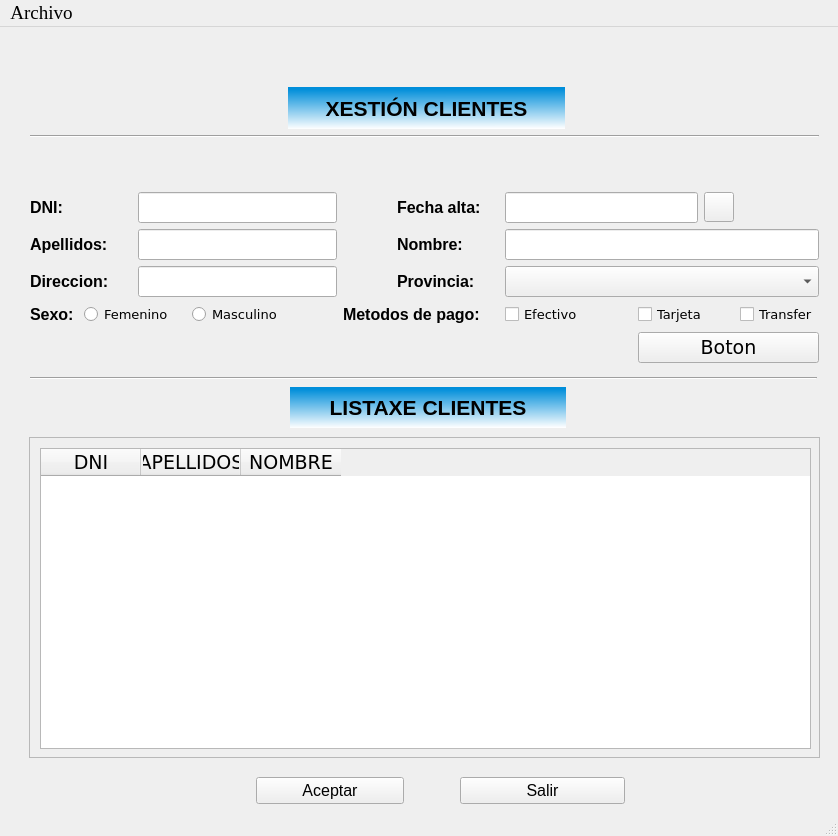
First picture: the form in ventana.ui, repository IagoBoente/ventanaQT_2, before the edit.
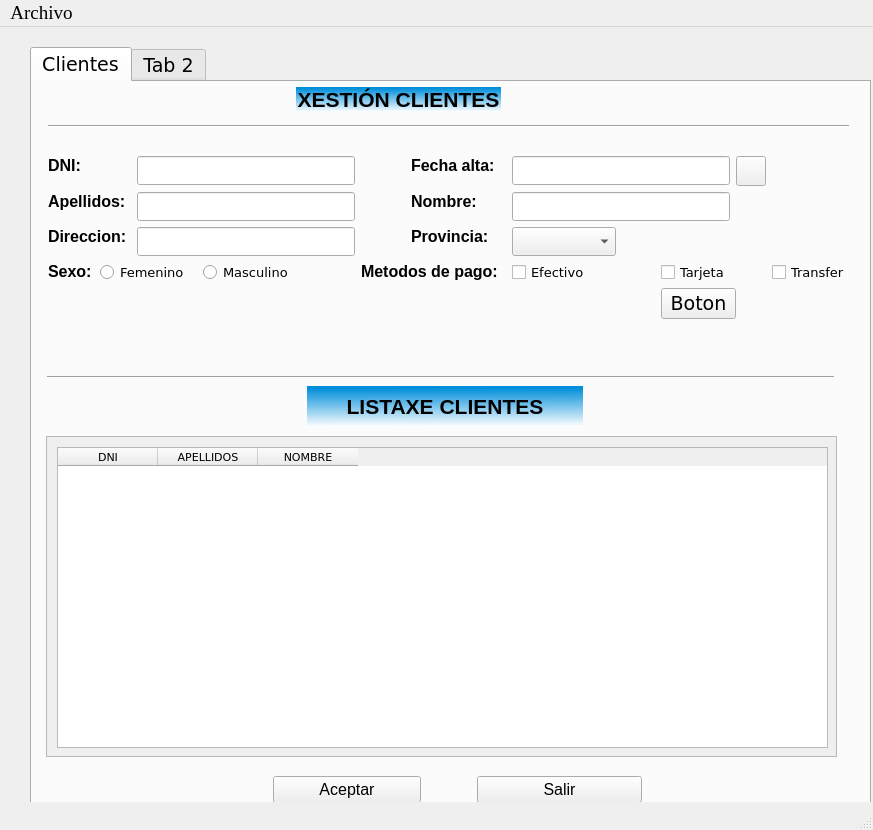
Second picture: the form after the edit. Icons and pictures are not drawn.

What changed in the file:
```diff
--- a/ventana.ui
+++ b/ventana.ui
@@ -6,8 +6,8 @@
    <rect>
     <x>0</x>
     <y>0</y>
-    <width>838</width>
-    <height>836</height>
+    <width>873</width>
+    <height>830</height>
    </rect>
   </property>
   <property name="sizePolicy">
@@ -38,134 +38,31 @@
    <property name="focusPolicy">
     <enum>Qt::NoFocus</enum>
    </property>
-   <widget class="QWidget" name="layoutWidget">
+   <widget class="QTabWidget" name="tabWidget">
     <property name="geometry">
      <rect>
       <x>30</x>
-      <y>60</y>
-      <width>789</width>
-      <height>276</height>
+      <y>20</y>
+      <width>841</width>
+      <height>761</height>
      </rect>
     </property>
-    <layout class="QGridLayout" name="gridLayout">
-     <item row="5" column="8" colspan="5">
-      <widget class="QLineEdit" name="ltNombre"/>
-     </item>
-     <item row="5" column="0" colspan="2">
-      <widget class="QLabel" name="lblApellidos">
-       <property name="font">
-        <font>
-         <family>Tahoma</family>
-         <pointsize>12</pointsize>
-         <weight>75</weight>
-         <bold>true</bold>
-        </font>
-       </property>
-       <property name="text">
-        <string>Apellidos:</string>
-       </property>
-      </widget>
-     </item>
-     <item row="6" column="8" colspan="5">
-      <widget class="QComboBox" name="cbProvincia"/>
-     </item>
-     <item row="6" column="0" colspan="2">
-      <widget class="QLabel" name="lblDireccion">
-       <property name="font">
-        <font>
-         <family>Tahoma</family>
-         <pointsize>12</pointsize>
-         <weight>75</weight>
-         <bold>true</bold>
-        </font>
-       </property>
-       <property name="text">
-        <string>Direccion:</string>
-       </property>
-      </widget>
-     </item>
-     <item row="3" column="8" colspan="3">
-      <widget class="QLineEdit" name="ltCalendar">
-       <property name="text">
-        <string/>
-       </property>
-      </widget>
-     </item>
-     <item row="3" column="6" colspan="2">
-      <widget class="QLabel" name="lblNombre_3">
-       <property name="font">
-        <font>
-         <family>Tahoma</family>
-         <pointsize>12</pointsize>
-         <weight>75</weight>
-         <bold>true</bold>
-        </font>
-       </property>
-       <property name="text">
-        <string>Fecha alta:</string>
-       </property>
-      </widget>
-     </item>
-     <item row="0" column="9" colspan="4">
-      <widget class="QLabel" name="lblSaludo">
-       <property name="font">
-        <font>
-         <family>Tahoma</family>
-         <pointsize>12</pointsize>
-        </font>
-       </property>
-       <property name="text">
-        <string/>
-       </property>
-       <property name="alignment">
-        <set>Qt::AlignLeading|Qt::AlignLeft|Qt::AlignVCenter</set>
-       </property>
-      </widget>
-     </item>
-     <item row="7" column="1" colspan="2">
-      <widget class="QRadioButton" name="rbtFemenino">
-       <property name="font">
-        <font>
-         <pointsize>10</pointsize>
-        </font>
-       </property>
-       <property name="text">
-        <string>Femenino</string>
-       </property>
-      </widget>
-     </item>
-     <item row="7" column="0">
-      <widget class="QLabel" name="lblSexo">
-       <property name="font">
-        <font>
-         <family>Tahoma</family>
-         <pointsize>12</pointsize>
-         <weight>75</weight>
-         <bold>true</bold>
-        </font>
-       </property>
-       <property name="text">
-        <string>Sexo:</string>
-       </property>
-      </widget>
-     </item>
-     <item row="3" column="0">
-      <widget class="QLabel" name="lblDNI">
-       <property name="font">
-        <font>
-         <family>Tahoma</family>
-         <pointsize>12</pointsize>
-         <weight>75</weight>
-         <bold>true</bold>
-        </font>
-       </property>
-       <property name="text">
-        <string>DNI:</string>
-       </property>
-      </widget>
-     </item>
-     <item row="7" column="3">
+    <property name="currentIndex">
+     <number>0</number>
+    </property>
+    <widget class="QWidget" name="tab_5">
+     <attribute name="title">
+      <string>Clientes</string>
+     </attribute>
       <widget class="QRadioButton" name="rbtMasculino">
+      <property name="geometry">
+       <rect>
+        <x>171</x>
+        <y>180</y>
+        <width>87</width>
+        <height>20</height>
+       </rect>
+      </property>
        <property name="font">
         <font>
          <pointsize>10</pointsize>
@@ -175,12 +72,15 @@
         <string>Masculino</string>
        </property>
       </widget>
-     </item>
-     <item row="6" column="2" colspan="3">
-      <widget class="QLineEdit" name="ltDireccion"/>
-     </item>
-     <item row="6" column="6" colspan="2">
-      <widget class="QLabel" name="lblNombre_2">
+     <widget class="QLabel" name="lblSexo">
+      <property name="geometry">
+       <rect>
+        <x>16</x>
+        <y>180</y>
+        <width>46</width>
+        <height>19</height>
+       </rect>
+      </property>
        <property name="font">
         <font>
          <family>Tahoma</family>
@@ -190,15 +90,103 @@
         </font>
        </property>
        <property name="text">
-        <string>Provincia:</string>
-       </property>
-      </widget>
-     </item>
-     <item row="5" column="2" colspan="3">
-      <widget class="QLineEdit" name="ltApellidos"/>
-     </item>
-     <item row="3" column="11">
+       <string>Sexo:</string>
+      </property>
+     </widget>
+     <widget class="QLabel" name="lblSaludo">
+      <property name="geometry">
+       <rect>
+        <x>485</x>
+        <y>4</y>
+        <width>231</width>
+        <height>19</height>
+       </rect>
+      </property>
+      <property name="font">
+       <font>
+        <family>Tahoma</family>
+        <pointsize>12</pointsize>
+       </font>
+      </property>
+      <property name="text">
+       <string/>
+      </property>
+      <property name="alignment">
+       <set>Qt::AlignLeading|Qt::AlignLeft|Qt::AlignVCenter</set>
+      </property>
+     </widget>
+     <widget class="QLineEdit" name="ltApellidos">
+      <property name="geometry">
+       <rect>
+        <x>105</x>
+        <y>110</y>
+        <width>218</width>
+        <height>29</height>
+       </rect>
+      </property>
+     </widget>
+     <widget class="Line" name="line">
+      <property name="geometry">
+       <rect>
+        <x>16</x>
+        <y>36</y>
+        <width>801</width>
+        <height>16</height>
+       </rect>
+      </property>
+      <property name="orientation">
+       <enum>Qt::Horizontal</enum>
+      </property>
+     </widget>
+     <widget class="QLabel" name="lblTitulo_2">
+      <property name="geometry">
+       <rect>
+        <x>275</x>
+        <y>304</y>
+        <width>276</width>
+        <height>41</height>
+       </rect>
+      </property>
+      <property name="font">
+       <font>
+        <family>Tahoma</family>
+        <pointsize>16</pointsize>
+        <weight>75</weight>
+        <bold>true</bold>
+       </font>
+      </property>
+      <property name="styleSheet">
+       <string notr="true">background-color: qlineargradient(spread:pad, x1:0.483, y1:0.0454545, x2:0.494, y2:1, stop:0 rgba(0, 142, 218, 255), stop:1 rgba(255, 255, 255, 255));</string>
+      </property>
+      <property name="text">
+       <string>LISTAXE CLIENTES</string>
+      </property>
+      <property name="alignment">
+       <set>Qt::AlignCenter</set>
+      </property>
+     </widget>
+     <widget class="QLineEdit" name="ltCalendar">
+      <property name="geometry">
+       <rect>
+        <x>480</x>
+        <y>74</y>
+        <width>218</width>
+        <height>29</height>
+       </rect>
+      </property>
+      <property name="text">
+       <string/>
+      </property>
+     </widget>
       <widget class="QPushButton" name="btnCalendar">
+      <property name="geometry">
+       <rect>
+        <x>704</x>
+        <y>74</y>
+        <width>30</width>
+        <height>30</height>
+       </rect>
+      </property>
        <property name="maximumSize">
         <size>
          <width>30</width>
@@ -219,55 +207,15 @@
         </size>
        </property>
       </widget>
-     </item>
-     <item row="7" column="8" colspan="2">
-      <widget class="QCheckBox" name="chkEfectivo">
-       <property name="font">
-        <font>
-         <pointsize>10</pointsize>
-        </font>
-       </property>
-       <property name="text">
-        <string>Efectivo</string>
-       </property>
-      </widget>
-     </item>
-     <item row="5" column="6" colspan="2">
-      <widget class="QLabel" name="lblNombre">
-       <property name="font">
-        <font>
-         <family>Tahoma</family>
-         <pointsize>12</pointsize>
-         <weight>75</weight>
-         <bold>true</bold>
-        </font>
-       </property>
-       <property name="text">
-        <string>Nombre:</string>
-       </property>
-      </widget>
-     </item>
-     <item row="7" column="10" colspan="2">
-      <widget class="QCheckBox" name="chkTarjeta">
-       <property name="font">
-        <font>
-         <pointsize>10</pointsize>
-        </font>
-       </property>
-       <property name="text">
-        <string>Tarjeta</string>
-       </property>
-      </widget>
-     </item>
-     <item row="8" column="10" colspan="3">
-      <widget class="QPushButton" name="btnAceptar">
-       <property name="text">
-        <string>Boton</string>
-       </property>
-      </widget>
-     </item>
-     <item row="7" column="5" colspan="3">
-      <widget class="QLabel" name="lblSexo_2">
+     <widget class="QLabel" name="lblMetodos">
+      <property name="geometry">
+       <rect>
+        <x>329</x>
+        <y>180</y>
+        <width>145</width>
+        <height>19</height>
+       </rect>
+      </property>
        <property name="font">
         <font>
          <family>Tahoma</family>
@@ -280,56 +228,15 @@
         <string>Metodos de pago:</string>
        </property>
       </widget>
-     </item>
-     <item row="3" column="2" colspan="3">
-      <widget class="QLineEdit" name="ltDNI">
-       <property name="tabletTracking">
-        <bool>false</bool>
-       </property>
-      </widget>
-     </item>
-     <item row="7" column="12">
-      <widget class="QCheckBox" name="chkTransfer">
-       <property name="font">
-        <font>
-         <pointsize>10</pointsize>
-        </font>
-       </property>
-       <property name="text">
-        <string>Transfer</string>
-       </property>
-      </widget>
-     </item>
-     <item row="0" column="4" colspan="5">
-      <widget class="QLabel" name="lblTitulo">
-       <property name="font">
-        <font>
-         <family>Tahoma</family>
-         <pointsize>16</pointsize>
-         <weight>75</weight>
-         <bold>true</bold>
-        </font>
-       </property>
-       <property name="styleSheet">
-        <string notr="true">background-color: qlineargradient(spread:pad, x1:0.483, y1:0.0454545, x2:0.494, y2:1, stop:0 rgba(0, 142, 218, 255), stop:1 rgba(255, 255, 255, 255));</string>
-       </property>
-       <property name="text">
-        <string>XESTIÓN CLIENTES</string>
-       </property>
-       <property name="alignment">
-        <set>Qt::AlignCenter</set>
-       </property>
-      </widget>
-     </item>
-     <item row="1" column="0" colspan="13">
-      <widget class="Line" name="line">
-       <property name="orientation">
-        <enum>Qt::Horizontal</enum>
-       </property>
-      </widget>
-     </item>
-     <item row="2" column="5" colspan="3">
       <widget class="QLabel" name="lblValido">
+      <property name="geometry">
+       <rect>
+        <x>335</x>
+        <y>74</y>
+        <width>16</width>
+        <height>23</height>
+       </rect>
+      </property>
        <property name="font">
         <font>
          <weight>75</weight>
@@ -344,14 +251,262 @@
         <enum>Qt::AutoText</enum>
        </property>
       </widget>
-     </item>
-    </layout>
+     <widget class="QLabel" name="lblDNI">
+      <property name="geometry">
+       <rect>
+        <x>16</x>
+        <y>74</y>
+        <width>37</width>
+        <height>19</height>
+       </rect>
+      </property>
+      <property name="font">
+       <font>
+        <family>Tahoma</family>
+        <pointsize>12</pointsize>
+        <weight>75</weight>
+        <bold>true</bold>
+       </font>
+      </property>
+      <property name="text">
+       <string>DNI:</string>
+      </property>
+     </widget>
+     <widget class="QLabel" name="lblProvincia">
+      <property name="geometry">
+       <rect>
+        <x>379</x>
+        <y>145</y>
+        <width>81</width>
+        <height>19</height>
+       </rect>
+      </property>
+      <property name="font">
+       <font>
+        <family>Tahoma</family>
+        <pointsize>12</pointsize>
+        <weight>75</weight>
+        <bold>true</bold>
+       </font>
+      </property>
+      <property name="text">
+       <string>Provincia:</string>
+      </property>
+     </widget>
+     <widget class="QRadioButton" name="rbtFemenino">
+      <property name="geometry">
+       <rect>
+        <x>68</x>
+        <y>180</y>
+        <width>85</width>
+        <height>20</height>
+       </rect>
+      </property>
+      <property name="font">
+       <font>
+        <pointsize>10</pointsize>
+       </font>
+      </property>
+      <property name="text">
+       <string>Femenino</string>
+      </property>
+     </widget>
+     <widget class="QLabel" name="lblTitulo">
+      <property name="geometry">
+       <rect>
+        <x>264</x>
+        <y>5</y>
+        <width>205</width>
+        <height>25</height>
+       </rect>
+      </property>
+      <property name="font">
+       <font>
+        <family>Tahoma</family>
+        <pointsize>16</pointsize>
+        <weight>75</weight>
+        <bold>true</bold>
+       </font>
+      </property>
+      <property name="styleSheet">
+       <string notr="true">background-color: qlineargradient(spread:pad, x1:0.483, y1:0.0454545, x2:0.494, y2:1, stop:0 rgba(0, 142, 218, 255), stop:1 rgba(255, 255, 255, 255));</string>
+      </property>
+      <property name="text">
+       <string>XESTIÓN CLIENTES</string>
+      </property>
+      <property name="alignment">
+       <set>Qt::AlignCenter</set>
+      </property>
+     </widget>
+     <widget class="QLabel" name="lblFecha">
+      <property name="geometry">
+       <rect>
+        <x>379</x>
+        <y>74</y>
+        <width>90</width>
+        <height>19</height>
+       </rect>
+      </property>
+      <property name="font">
+       <font>
+        <family>Tahoma</family>
+        <pointsize>12</pointsize>
+        <weight>75</weight>
+        <bold>true</bold>
+       </font>
+      </property>
+      <property name="text">
+       <string>Fecha alta:</string>
+      </property>
+     </widget>
+     <widget class="QLabel" name="lblApellidos">
+      <property name="geometry">
+       <rect>
+        <x>16</x>
+        <y>110</y>
+        <width>81</width>
+        <height>19</height>
+       </rect>
+      </property>
+      <property name="font">
+       <font>
+        <family>Tahoma</family>
+        <pointsize>12</pointsize>
+        <weight>75</weight>
+        <bold>true</bold>
+       </font>
+      </property>
+      <property name="text">
+       <string>Apellidos:</string>
+      </property>
+     </widget>
+     <widget class="QLabel" name="lblNombre">
+      <property name="geometry">
+       <rect>
+        <x>379</x>
+        <y>110</y>
+        <width>70</width>
+        <height>19</height>
+       </rect>
+      </property>
+      <property name="font">
+       <font>
+        <family>Tahoma</family>
+        <pointsize>12</pointsize>
+        <weight>75</weight>
+        <bold>true</bold>
+       </font>
+      </property>
+      <property name="text">
+       <string>Nombre:</string>
+      </property>
+     </widget>
+     <widget class="QPushButton" name="btnSalir">
+      <property name="geometry">
+       <rect>
+        <x>445</x>
+        <y>694</y>
+        <width>165</width>
+        <height>27</height>
+       </rect>
+      </property>
+      <property name="font">
+       <font>
+        <family>Tahoma</family>
+        <pointsize>12</pointsize>
+       </font>
+      </property>
+      <property name="text">
+       <string>Salir</string>
+      </property>
+     </widget>
+     <widget class="QComboBox" name="cbProvincia">
+      <property name="geometry">
+       <rect>
+        <x>480</x>
+        <y>145</y>
+        <width>104</width>
+        <height>29</height>
+       </rect>
+      </property>
+     </widget>
+     <widget class="Line" name="line_2">
+      <property name="geometry">
+       <rect>
+        <x>15</x>
+        <y>294</y>
+        <width>787</width>
+        <height>3</height>
+       </rect>
+      </property>
+      <property name="orientation">
+       <enum>Qt::Horizontal</enum>
+      </property>
+     </widget>
+     <widget class="QLabel" name="lblDireccion">
+      <property name="geometry">
+       <rect>
+        <x>16</x>
+        <y>145</y>
+        <width>81</width>
+        <height>19</height>
+       </rect>
+      </property>
+      <property name="font">
+       <font>
+        <family>Tahoma</family>
+        <pointsize>12</pointsize>
+        <weight>75</weight>
+        <bold>true</bold>
+       </font>
+      </property>
+      <property name="text">
+       <string>Direccion:</string>
+      </property>
+     </widget>
+     <widget class="QLineEdit" name="ltNombre">
+      <property name="geometry">
+       <rect>
+        <x>480</x>
+        <y>110</y>
+        <width>218</width>
+        <height>29</height>
+       </rect>
+      </property>
+     </widget>
+     <widget class="QLineEdit" name="ltDireccion">
+      <property name="geometry">
+       <rect>
+        <x>105</x>
+        <y>145</y>
+        <width>218</width>
+        <height>29</height>
+       </rect>
+      </property>
+     </widget>
+     <widget class="QCheckBox" name="chkTransfer">
+      <property name="geometry">
+       <rect>
+        <x>740</x>
+        <y>180</y>
+        <width>77</width>
+        <height>20</height>
+       </rect>
+      </property>
+      <property name="font">
+       <font>
+        <pointsize>10</pointsize>
+       </font>
+      </property>
+      <property name="text">
+       <string>Transfer</string>
+      </property>
    </widget>
    <widget class="QPushButton" name="btnAceptar_2">
     <property name="geometry">
      <rect>
-      <x>256</x>
-      <y>750</y>
+        <x>241</x>
+        <y>694</y>
       <width>148</width>
       <height>27</height>
      </rect>
@@ -366,57 +521,37 @@
      <string>Aceptar</string>
     </property>
    </widget>
-   <widget class="QPushButton" name="btnSalir">
+     <widget class="QLineEdit" name="ltDNI">
     <property name="geometry">
      <rect>
-      <x>460</x>
-      <y>750</y>
-      <width>165</width>
-      <height>27</height>
-     </rect>
-    </property>
-    <property name="font">
-     <font>
-      <family>Tahoma</family>
-      <pointsize>12</pointsize>
-     </font>
-    </property>
-    <property name="text">
-     <string>Salir</string>
-    </property>
-   </widget>
-   <widget class="QLabel" name="lblTitulo_2">
+        <x>105</x>
+        <y>74</y>
+        <width>218</width>
+        <height>29</height>
+       </rect>
+      </property>
+      <property name="tabletTracking">
+       <bool>false</bool>
+      </property>
+     </widget>
+     <widget class="QPushButton" name="btnAceptar">
     <property name="geometry">
      <rect>
-      <x>290</x>
-      <y>360</y>
-      <width>276</width>
-      <height>41</height>
-     </rect>
-    </property>
-    <property name="font">
-     <font>
-      <family>Tahoma</family>
-      <pointsize>16</pointsize>
-      <weight>75</weight>
-      <bold>true</bold>
-     </font>
-    </property>
-    <property name="styleSheet">
-     <string notr="true">background-color: qlineargradient(spread:pad, x1:0.483, y1:0.0454545, x2:0.494, y2:1, stop:0 rgba(0, 142, 218, 255), stop:1 rgba(255, 255, 255, 255));</string>
-    </property>
+        <x>629</x>
+        <y>206</y>
+        <width>75</width>
+        <height>31</height>
+       </rect>
+      </property>
     <property name="text">
-     <string>LISTAXE CLIENTES</string>
-    </property>
-    <property name="alignment">
-     <set>Qt::AlignCenter</set>
+       <string>Boton</string>
     </property>
    </widget>
    <widget class="QScrollArea" name="scrollArea">
     <property name="geometry">
      <rect>
-      <x>29</x>
-      <y>410</y>
+        <x>14</x>
+        <y>354</y>
       <width>791</width>
       <height>321</height>
      </rect>
@@ -442,6 +577,11 @@
         <height>301</height>
        </rect>
       </property>
+        <property name="font">
+         <font>
+          <pointsize>8</pointsize>
+         </font>
+        </property>
       <column>
        <property name="text">
         <string>DNI</string>
@@ -460,18 +600,48 @@
      </widget>
     </widget>
    </widget>
-   <widget class="Line" name="line_2">
+     <widget class="QCheckBox" name="chkTarjeta">
     <property name="geometry">
      <rect>
-      <x>30</x>
-      <y>350</y>
-      <width>787</width>
-      <height>3</height>
-     </rect>
-    </property>
-    <property name="orientation">
-     <enum>Qt::Horizontal</enum>
-    </property>
+        <x>629</x>
+        <y>180</y>
+        <width>69</width>
+        <height>20</height>
+       </rect>
+      </property>
+      <property name="font">
+       <font>
+        <pointsize>10</pointsize>
+       </font>
+      </property>
+      <property name="text">
+       <string>Tarjeta</string>
+      </property>
+     </widget>
+     <widget class="QCheckBox" name="chkEfectivo">
+      <property name="geometry">
+       <rect>
+        <x>480</x>
+        <y>180</y>
+        <width>77</width>
+        <height>20</height>
+       </rect>
+      </property>
+      <property name="font">
+       <font>
+        <pointsize>10</pointsize>
+       </font>
+      </property>
+      <property name="text">
+       <string>Efectivo</string>
+      </property>
+     </widget>
+    </widget>
+    <widget class="QWidget" name="tab_6">
+     <attribute name="title">
+      <string>Tab 2</string>
+     </attribute>
+    </widget>
    </widget>
   </widget>
   <widget class="QMenuBar" name="tablaCli">
@@ -479,7 +649,7 @@
     <rect>
      <x>0</x>
      <y>0</y>
-     <width>838</width>
+     <width>873</width>
      <height>27</height>
     </rect>
    </property>
```
Left out of the diff: 3 changed lines with no effect on the pictures. Lines whose indentation alone changed are shown as unchanged.
